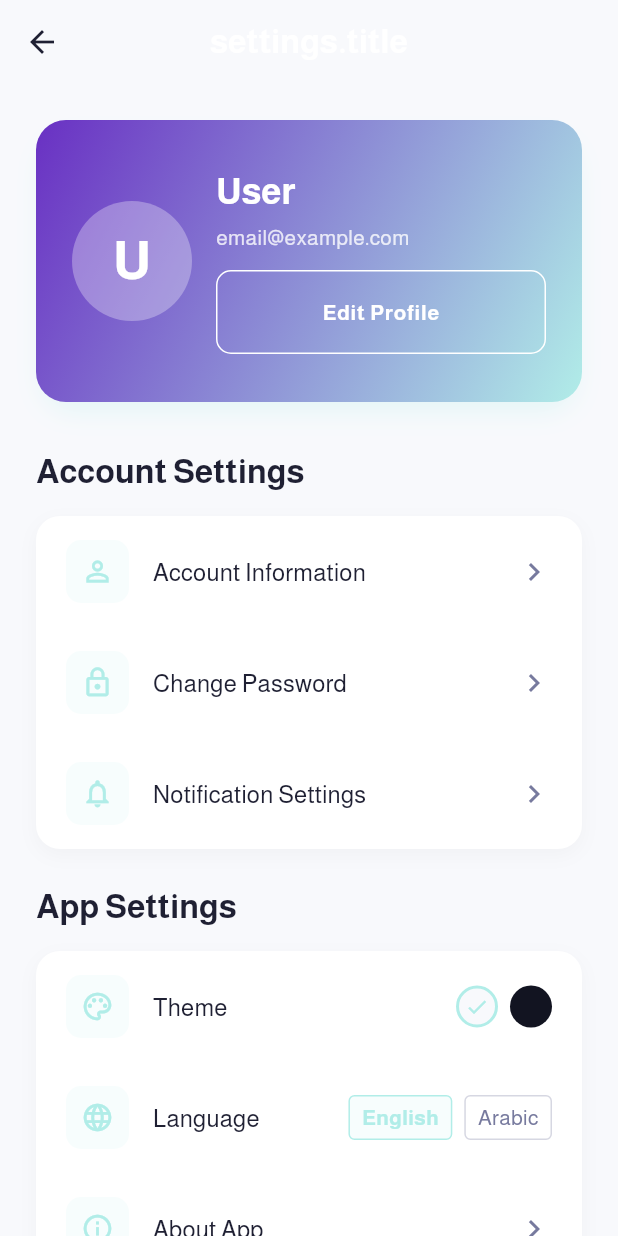
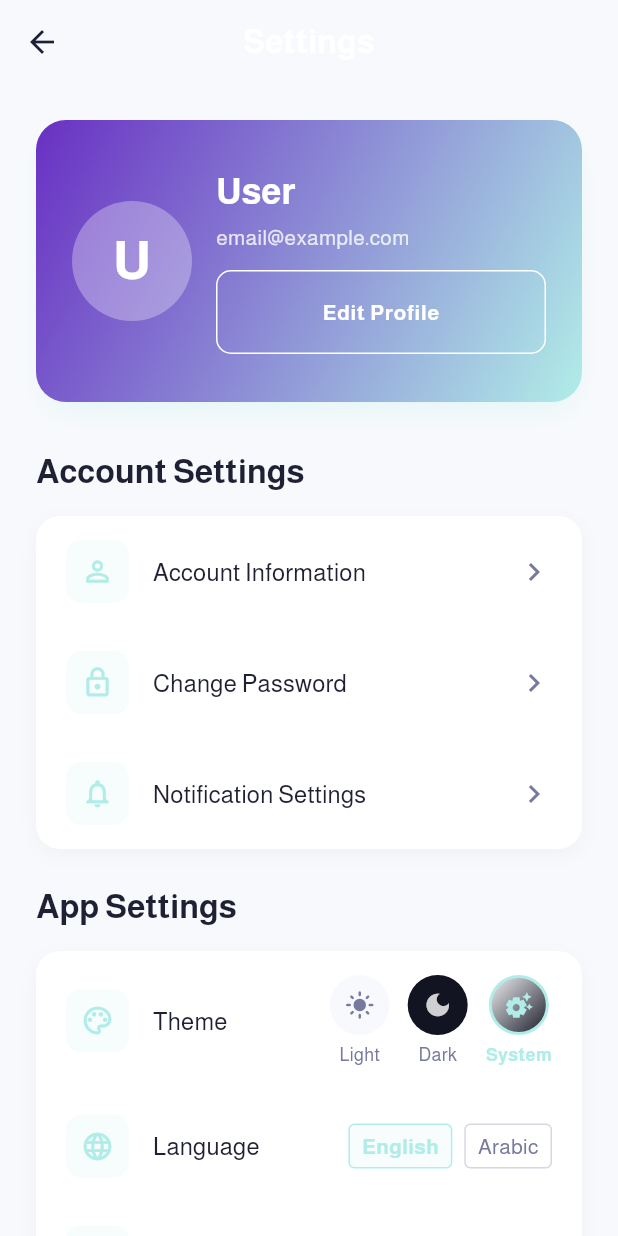
Before and after one commit to Rashad-seada/arwa-app, a Flutter app: the SettingsScreen screen opened by its route, after a tap on "Arabic", after a tap on "الإنجليزية", on a phone screen of 412 x 824 dp. Run offline on Flutter 3.47's test engine with Material 3 defaults, Android fonts, the phone set to English and light mode, and no system bars; our stand-ins replace easy_localization, flutter_animate, flutter_riverpod, flutter_svg, go_router, google_fonts and 2 more; accounts and stored records are empty.

Commit message:
init push

```diff
--- a/assets/translations/en.json
+++ b/assets/translations/en.json
@@ -103,6 +103,7 @@
   },
   "settings": {
     "settings": "Settings",
+    "title": "Settings",
     "editProfile": "Edit Profile",
     "accountSettings": "Account Settings",
     "accountInformation": "Account Information",
@@ -110,6 +111,10 @@
     "notificationSettings": "Notification Settings",
     "appSettings": "App Settings",
     "theme": "Theme",
+    "themeLight": "Light",
+    "themeDark": "Dark",
+    "themeSystem": "System",
+    "themeApplied": "theme applied",
     "language": "Language",
     "english": "English",
     "arabic": "Arabic",
--- /dev/null
+++ b/lib/core/providers/theme_provider.dart
@@ -0,0 +1,63 @@
+import 'package:flutter/material.dart';
+import 'package:flutter_riverpod/flutter_riverpod.dart';
+import 'package:shared_preferences/shared_preferences.dart';
+
+// Theme mode state notifier
+class ThemeModeNotifier extends StateNotifier<ThemeMode> {
+  ThemeModeNotifier() : super(ThemeMode.system) {
+    loadThemeMode();
+  }
+
+  static const _themePreferenceKey = 'theme_mode';
+
+  // Load saved theme mode from preferences
+  Future<void> loadThemeMode() async {
+    final prefs = await SharedPreferences.getInstance();
+    final savedThemeMode = prefs.getString(_themePreferenceKey);
+    if (savedThemeMode != null) {
+      state = _parseThemeMode(savedThemeMode);
+    }
+  }
+
+  // Parse theme mode from string
+  ThemeMode _parseThemeMode(String value) {
+    switch (value) {
+      case 'light':
+        return ThemeMode.light;
+      case 'dark':
+        return ThemeMode.dark;
+      default:
+        return ThemeMode.system;
+    }
+  }
+
+  // Convert theme mode to string for storage
+  String _themeModeToPref(ThemeMode mode) {
+    switch (mode) {
+      case ThemeMode.light:
+        return 'light';
+      case ThemeMode.dark:
+        return 'dark';
+      default:
+        return 'system';
+    }
+  }
+
+  // Set theme mode and save to preferences
+  Future<void> setThemeMode(ThemeMode mode) async {
+    state = mode;
+    final prefs = await SharedPreferences.getInstance();
+    await prefs.setString(_themePreferenceKey, _themeModeToPref(mode));
+  }
+
+  // Toggle between light and dark modes
+  Future<void> toggleTheme() async {
+    final newMode = state == ThemeMode.light ? ThemeMode.dark : ThemeMode.light;
+    await setThemeMode(newMode);
+  }
+}
+
+// Provider for theme mode
+final themeModeProvider = StateNotifierProvider<ThemeModeNotifier, ThemeMode>((ref) {
+  return ThemeModeNotifier();
+});
--- a/lib/core/theme/app_theme.dart
+++ b/lib/core/theme/app_theme.dart
@@ -38,6 +38,9 @@ class AppTheme {
         centerTitle: true,
         titleTextStyle: _textTheme.titleLarge?.copyWith(
           fontWeight: FontWeight.w600,
+        ),
+        iconTheme: IconThemeData(
+          color: AppColors.foreground,
         ),
       ),
       elevatedButtonTheme: ElevatedButtonThemeData(
@@ -185,6 +188,9 @@ class AppTheme {
           fontWeight: FontWeight.w600,
           color: AppColors.darkForeground,
         ),
+        iconTheme: IconThemeData(
+          color: AppColors.darkForeground,
+        ),
       ),
       elevatedButtonTheme: ElevatedButtonThemeData(
         style: ElevatedButton.styleFrom(
--- a/lib/features/settings/presentation/screens/settings_screen.dart
+++ b/lib/features/settings/presentation/screens/settings_screen.dart
@@ -4,6 +4,7 @@ import 'package:go_router/go_router.dart';
 import 'package:easy_localization/easy_localization.dart';
 import 'package:flutter_starter_package/core/config/locale_constants.dart';
 import 'package:flutter_starter_package/core/providers/locale_provider.dart';
+import 'package:flutter_starter_package/core/providers/theme_provider.dart';
 import 'package:flutter_starter_package/core/theme/app_colors.dart';
 import 'package:flutter_starter_package/core/widgets/gradient_container.dart';
 import 'package:flutter_starter_package/core/widgets/themed_back_button.dart';
@@ -150,7 +151,10 @@ class SettingsScreen extends ConsumerWidget {
                       context,
                       title: 'settings.theme'.tr(),
                       icon: Icons.palette_outlined,
-                      trailing: _buildThemeSelector(context),
+                      trailing: Container(
+                        width: 160,
+                        child: _buildThemeSelector(context, ref),
+                      ),
                       onTap: () {},
                     ),
                     _buildSettingItem(
@@ -297,10 +301,12 @@ class SettingsScreen extends ConsumerWidget {
     Widget? trailing,
     required VoidCallback onTap,
   }) {
+    final hasTrailing = trailing != null;
+
     return Material(
       color: Colors.transparent,
       child: InkWell(
-        onTap: onTap,
+        onTap: hasTrailing ? null : onTap,
         borderRadius: BorderRadius.circular(16),
         child: Padding(
           padding: const EdgeInsets.symmetric(horizontal: 20, vertical: 16),
@@ -347,56 +353,136 @@ class SettingsScreen extends ConsumerWidget {
     );
   }
 
-  Widget _buildThemeSelector(BuildContext context) {
-    return Row(
+  Widget _buildThemeSelector(BuildContext context, WidgetRef ref) {
+    final themeMode = ref.watch(themeModeProvider);
+
+    return Wrap(
+      alignment: WrapAlignment.end,
+      spacing: 12,
+      children: [
+        // Light theme option
+        _buildThemeOption(
+          context,
+          label: 'settings.themeLight'.tr(),
+          isSelected: themeMode == ThemeMode.light,
+          color: AppColors.background,
+          icon: Icons.light_mode,
+          onTap: () => ref.read(themeModeProvider.notifier).setThemeMode(ThemeMode.light),
+        ),
+
+        // Dark theme option
+        _buildThemeOption(
+          context,
+          label: 'settings.themeDark'.tr(),
+          isSelected: themeMode == ThemeMode.dark,
+          color: AppColors.darkBackground,
+          icon: Icons.dark_mode,
+          onTap: () => ref.read(themeModeProvider.notifier).setThemeMode(ThemeMode.dark),
+        ),
+
+        // System theme option
+        _buildThemeOption(
+          context,
+          label: 'settings.themeSystem'.tr(),
+          isSelected: themeMode == ThemeMode.system,
+          color: Colors.transparent,
+          icon: Icons.settings_suggest,
+          isGradient: true,
+          onTap: () => ref.read(themeModeProvider.notifier).setThemeMode(ThemeMode.system),
+        ),
+      ],
+    );
+  }
+
+  // Theme change feedback
+  void _showThemeChangeFeedback(BuildContext context, ThemeMode mode) {
+    final String message = mode == ThemeMode.light
+        ? 'settings.themeLight'.tr()
+        : mode == ThemeMode.dark
+            ? 'settings.themeDark'.tr()
+            : 'settings.themeSystem'.tr();
+
+    ScaffoldMessenger.of(context).clearSnackBars();
+    ScaffoldMessenger.of(context).showSnackBar(
+      SnackBar(
+        content: Text('${message} ${'settings.themeApplied'.tr()}'),
+        duration: const Duration(seconds: 2),
+        behavior: SnackBarBehavior.floating,
+        backgroundColor: AppColors.primary,
+      ),
+    );
+  }
+
+  Widget _buildThemeOption(
+    BuildContext context, {
+    required String label,
+    required bool isSelected,
+    required Color color,
+    required IconData icon,
+    bool isGradient = false,
+    required VoidCallback onTap,
+  }) {
+    return Column(
       mainAxisSize: MainAxisSize.min,
       children: [
-        Container(
-          width: 28,
-          height: 28,
+        InkWell(
+          onTap: () {
+            onTap();
+            if (!isSelected) {
+              // Show feedback when theme changes
+              final ThemeMode newMode;
+              if (label == 'settings.themeLight'.tr()) {
+                newMode = ThemeMode.light;
+              } else if (label == 'settings.themeDark'.tr()) {
+                newMode = ThemeMode.dark;
+              } else {
+                newMode = ThemeMode.system;
+              }
+              _showThemeChangeFeedback(context, newMode);
+            }
+          },
+          borderRadius: BorderRadius.circular(16),
+          child: Container(
+            width: 40,
+            height: 40,
             decoration: BoxDecoration(
-            color: AppColors.background,
-            borderRadius: BorderRadius.circular(14),
+              color: isGradient ? null : color,
+              gradient: isGradient
+                  ? LinearGradient(
+                      colors: [AppColors.background, AppColors.darkBackground],
+                      begin: Alignment.topLeft,
+                      end: Alignment.bottomRight,
+                    )
+                  : null,
+              borderRadius: BorderRadius.circular(20),
               border: Border.all(
-              color: Theme.of(context).brightness == Brightness.light
-                  ? AppColors.primary
-                  : Colors.transparent,
+                color: isSelected ? AppColors.primary : Colors.transparent,
                 width: 2,
               ),
             ),
-          child: Theme.of(context).brightness == Brightness.light
-              ? Center(
+            child: Center(
               child: Icon(
-                    Icons.check,
-                    size: 16,
-                    color: AppColors.primary,
-                  ),
-                )
-              : null,
-        ),
-        const SizedBox(width: 8),
-        Container(
-          width: 28,
-          height: 28,
-          decoration: BoxDecoration(
-            color: AppColors.darkBackground,
-            borderRadius: BorderRadius.circular(14),
-            border: Border.all(
-              color: Theme.of(context).brightness == Brightness.dark
+                icon,
+                size: 20,
+                color: isSelected
                     ? AppColors.primary
-                  : Colors.transparent,
-              width: 2,
+                    : (isGradient
+                        ? AppColors.muted
+                        : (color == AppColors.darkBackground
+                            ? Colors.white.withOpacity(0.8)
+                            : AppColors.muted)),
               ),
             ),
-          child: Theme.of(context).brightness == Brightness.dark
-              ? Center(
-                  child: Icon(
-                    Icons.check,
-                    size: 16,
-                    color: AppColors.primary,
           ),
-                )
-              : null,
+        ),
+        const SizedBox(height: 4),
+        Text(
+          label,
+          style: TextStyle(
+            fontSize: 12,
+            color: isSelected ? AppColors.primary : AppColors.muted,
+            fontWeight: isSelected ? FontWeight.bold : FontWeight.normal,
+          ),
         ),
       ],
     );
--- a/lib/main.dart
+++ b/lib/main.dart
@@ -1,7 +1,9 @@
 import 'package:flutter/material.dart';
+import 'package:flutter/services.dart';
 import 'package:flutter_riverpod/flutter_riverpod.dart';
 import 'package:easy_localization/easy_localization.dart';
 import 'package:flutter_starter_package/core/config/locale_constants.dart';
+import 'package:flutter_starter_package/core/providers/theme_provider.dart';
 import 'package:flutter_starter_package/core/theme/app_theme.dart';
 import 'package:flutter_starter_package/features/auth/data/repositories/auth_repository_impl.dart';
 import 'package:flutter_starter_package/features/auth/domain/providers/auth_provider.dart';
@@ -11,6 +13,12 @@ void main() async {
   WidgetsFlutterBinding.ensureInitialized();
   await EasyLocalization.ensureInitialized();
 
+  // Set preferred orientations
+  await SystemChrome.setPreferredOrientations([
+    DeviceOrientation.portraitUp,
+    DeviceOrientation.portraitDown,
+  ]);
+
   // Create a ProviderContainer with overrides
   final container = ProviderContainer(
     overrides: [
@@ -18,6 +26,9 @@ void main() async {
       authRepositoryProvider.overrideWith((ref) => AuthRepositoryImpl()),
     ],
   );
+
+  // Pre-initialize the theme to reduce flicker
+  await container.read(themeModeProvider.notifier).loadThemeMode();
 
   runApp(
     EasyLocalization(
@@ -37,6 +48,9 @@ class MyApp extends ConsumerWidget {
 
   @override
   Widget build(BuildContext context, WidgetRef ref) {
+    // Watch the theme mode provider to rebuild when theme changes
+    final themeMode = ref.watch(themeModeProvider);
+
     return MaterialApp.router(
       title: 'app.title'.tr(),
       localizationsDelegates: context.localizationDelegates,
@@ -44,7 +58,7 @@ class MyApp extends ConsumerWidget {
       locale: context.locale,
       theme: AppTheme.lightTheme,
       darkTheme: AppTheme.darkTheme,
-      themeMode: ThemeMode.system,
+      themeMode: themeMode,
       routerConfig: AppRouter.router,
       debugShowCheckedModeBanner: false,
       builder: (context, child) {
```
Also changed, not shown: assets/translations/ar.json (+6 -1 lines), 1 other file. Lines whose indentation alone changed are shown as unchanged.
